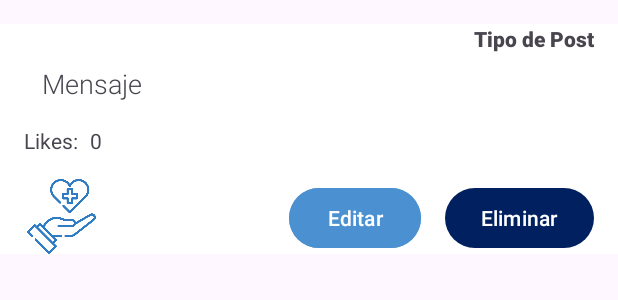
After one commit to AnaPaula202/Connu_App, an Android app: the layout my_post_fila.xml on its own in the app's theme, with its tools: preview values and no code run, on a phone screen of 412 x 824 dp. The commit adds this screen. Shown: the top 300 px of the screen. Run offline under Robolectric (Android 15) with nearby library versions, the phone set to English and light mode, and no system bars; network calls fail; Roboto replaces fonts that are not available here.

Commit message:
visualiza posts propios

```diff
--- a/app/build.gradle.kts
+++ b/app/build.gradle.kts
@@ -1,6 +1,7 @@
 plugins {
     id("com.android.application")
     id("org.jetbrains.kotlin.android")
+    id("com.google.gms.google-services")
 }
 
 android {
@@ -48,6 +49,7 @@ dependencies {
     implementation("androidx.navigation:navigation-fragment-ktx:2.7.4")
     implementation("androidx.navigation:navigation-ui-ktx:2.7.4")
     implementation("com.android.volley:volley:1.2.1")
+    implementation("com.google.firebase:firebase-storage:20.3.0")
     testImplementation("junit:junit:4.13.2")
     androidTestImplementation("androidx.test.ext:junit:1.1.5")
     androidTestImplementation("androidx.test.espresso:espresso-core:3.5.1")
--- /dev/null
+++ b/app/src/main/res/layout/my_post_fila.xml
@@ -0,0 +1,94 @@
+<?xml version="1.0" encoding="utf-8"?>
+<androidx.constraintlayout.widget.ConstraintLayout xmlns:android="http://schemas.android.com/apk/res/android"
+    xmlns:app="http://schemas.android.com/apk/res-auto"
+    xmlns:tools="http://schemas.android.com/tools"
+    android:layout_width="match_parent"
+    android:layout_height="wrap_content"
+    android:layout_marginTop="16dp"
+    android:background="@color/white"
+    >
+
+    <TextView
+        android:id="@+id/tvMyPMessage"
+        android:layout_width="356dp"
+        android:layout_height="0dp"
+        android:layout_marginTop="8dp"
+        android:fontFamily="sans-serif-light"
+        android:text="Mensaje"
+        android:textAppearance="@style/TextAppearance.AppCompat.Medium"
+        app:layout_constraintEnd_toEndOf="parent"
+        app:layout_constraintStart_toStartOf="parent"
+        app:layout_constraintTop_toBottomOf="@+id/tvMyPostType" />
+
+    <TextView
+        android:id="@+id/tvMyLikes"
+        android:layout_width="wrap_content"
+        android:layout_height="wrap_content"
+        android:layout_marginStart="16dp"
+        android:layout_marginTop="16dp"
+        android:text="@string/likes"
+        app:layout_constraintStart_toStartOf="parent"
+        app:layout_constraintTop_toBottomOf="@+id/ivMyPImg" />
+
+    <ImageView
+        android:id="@+id/ivMyPImg"
+        android:layout_width="150dp"
+        android:layout_height="150dp"
+        android:layout_marginStart="16dp"
+        android:scaleType="fitCenter"
+        android:visibility="gone"
+        app:layout_constraintEnd_toEndOf="parent"
+        app:layout_constraintStart_toStartOf="parent"
+        app:layout_constraintTop_toBottomOf="@+id/tvMyPMessage"
+        tools:srcCompat="@tools:sample/avatars" />
+
+    <TextView
+        android:id="@+id/tvMyLikesAmount"
+        android:layout_width="wrap_content"
+        android:layout_height="wrap_content"
+        android:layout_marginStart="8dp"
+        android:layout_marginTop="16dp"
+        android:text="0"
+        app:layout_constraintStart_toEndOf="@+id/tvMyLikes"
+        app:layout_constraintTop_toBottomOf="@+id/ivMyPImg" />
+
+    <ImageView
+        android:id="@+id/bMyLike"
+        android:layout_width="50dp"
+        android:layout_height="50dp"
+        android:layout_marginStart="16dp"
+        android:layout_marginTop="16dp"
+        app:layout_constraintStart_toStartOf="parent"
+        app:layout_constraintTop_toBottomOf="@+id/tvMyLikes"
+        app:srcCompat="@drawable/like_blanco" />
+
+    <TextView
+        android:id="@+id/tvMyPostType"
+        android:layout_width="wrap_content"
+        android:layout_height="wrap_content"
+        android:layout_marginEnd="16dp"
+        android:fontFamily="sans-serif-black"
+        android:text="Tipo de Post"
+        app:layout_constraintEnd_toEndOf="parent"
+        app:layout_constraintTop_toTopOf="parent" />
+
+    <Button
+        android:id="@+id/bDeleteMyPost"
+        android:layout_width="wrap_content"
+        android:layout_height="wrap_content"
+        android:layout_marginEnd="16dp"
+        android:text="@string/delete"
+        app:layout_constraintBottom_toBottomOf="parent"
+        app:layout_constraintEnd_toEndOf="parent" />
+
+    <Button
+        android:id="@+id/bEditMyPost"
+        android:layout_width="wrap_content"
+        android:layout_height="wrap_content"
+        android:layout_marginEnd="16dp"
+        android:backgroundTint="@color/light_blue"
+        android:text="@string/edit"
+        app:layout_constraintBottom_toBottomOf="parent"
+        app:layout_constraintEnd_toStartOf="@+id/bDeleteMyPost" />
+
+</androidx.constraintlayout.widget.ConstraintLayout>
--- a/app/src/main/res/values-night/strings.xml
+++ b/app/src/main/res/values-night/strings.xml
@@ -26,6 +26,8 @@
     <string name="my_posts">Mis publicaciones</string>
     <string name="upgrade">Convertirse en Prestador de Servicios</string>
     <string name="profile_type">"Tipo de perfil: "</string>
+    <string name="delete">Eliminar</string>
+    <string name="edit">Editar</string>
 
     <string-array name="gender_options">
         <item>Femenino</item>
--- a/app/src/main/res/values/strings.xml
+++ b/app/src/main/res/values/strings.xml
@@ -71,6 +71,8 @@
     <string name="my_posts">Mis publicaciones</string>
     <string name="upgrade">Convertirse en Prestador de Servicios</string>
     <string name="profile_type">"Tipo de perfil: "</string>
+    <string name="delete">Eliminar</string>
+    <string name="edit">Editar</string>
 
     <string-array name="gender_options">
         <item>Femenino</item>
--- a/build.gradle.kts
+++ b/build.gradle.kts
@@ -1,3 +1,8 @@
+buildscript {
+    dependencies {
+        classpath("com.google.gms:google-services:4.4.0")
+    }
+}
 // Top-level build file where you can add configuration options common to all sub-projects/modules.
 plugins {
     id("com.android.application") version "8.1.1" apply false
```
Also changed, not shown: app/src/main/java/com/example/connu/Fragments/MYPageFragment.kt (+92 -0 lines), app/src/main/java/com/example/connu/Fragments/MainPageFragment.kt (+4 -7 lines), app/src/main/java/com/example/connu/MyPost.kt (added, +9 -0 lines), app/src/main/java/com/example/connu/MyPostAdapter.kt (added, +57 -0 lines), app/src/main/java/com/example/connu/MyPostViewHolder.kt (added, +24 -0 lines), app/src/main/java/com/example/connu/PostAdapter.kt (+18 -2 lines), 1 other file.
